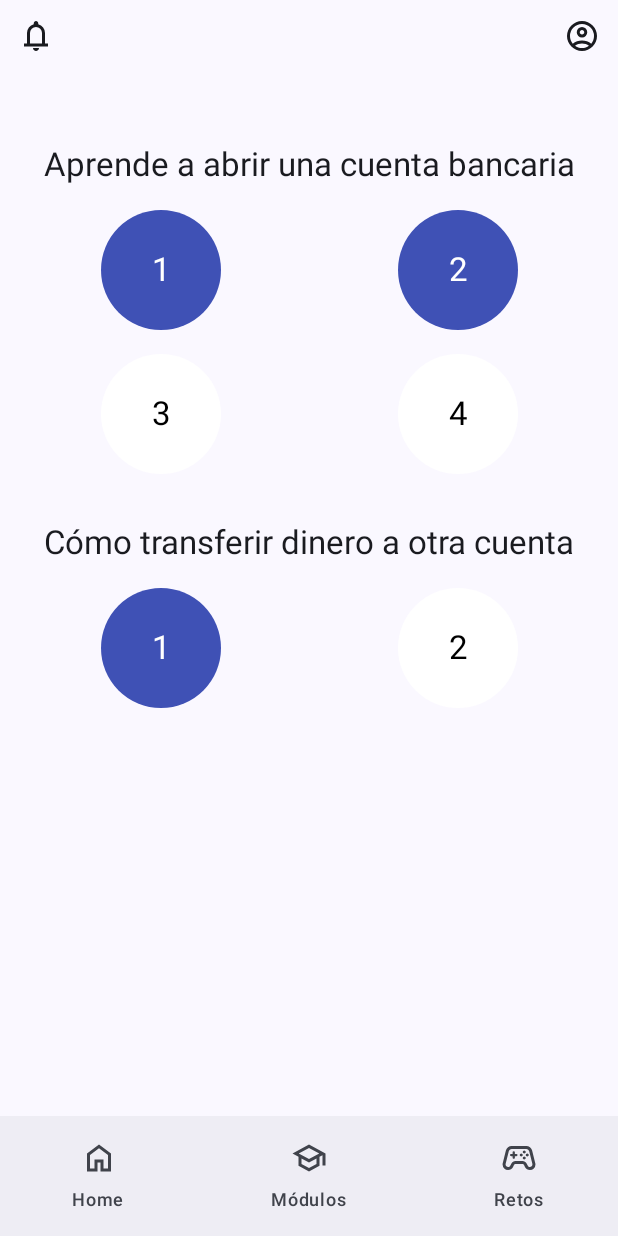
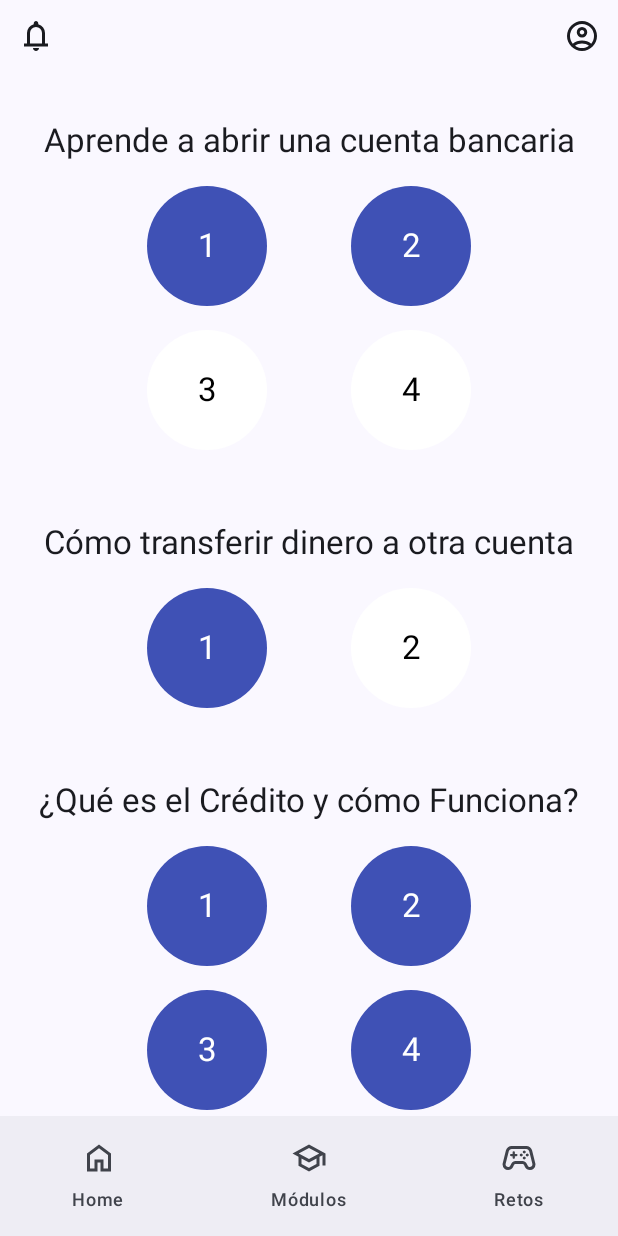
Before and after one commit to bnhdez/WalletWise, an Android app built with Jetpack Compose: the ModulesScreen screen opened through its navigation route, on a phone screen of 412 x 824 dp. Run offline under Robolectric (Android 15) with nearby library versions, the phone set to English and light mode, and no system bars.

Commit message:
modulo agregado

```diff
--- a/app/src/main/java/com/example/walletwise/ui/screens/ModulesScreen.kt
+++ b/app/src/main/java/com/example/walletwise/ui/screens/ModulesScreen.kt
@@ -9,8 +9,7 @@ import androidx.compose.ui.Modifier
 import androidx.compose.ui.graphics.Color
 import androidx.compose.ui.text.style.TextAlign
 import androidx.compose.ui.unit.dp
-import androidx.compose.foundation.lazy.grid.GridCells
-import androidx.compose.foundation.lazy.grid.LazyVerticalGrid
+import androidx.compose.foundation.lazy.LazyColumn
 import androidx.compose.ui.tooling.preview.Preview
 import androidx.navigation.NavHostController
 import androidx.navigation.compose.rememberNavController
@@ -22,49 +21,57 @@ fun ModulesScreen(navController: NavHostController, modifier: Modifier = Modifie
     Scaffold(
         topBar = { Header(navController) }
     ) { padding ->
-        Column(
+        LazyColumn(
             modifier = Modifier
                 .fillMaxSize()
                 .padding(padding)
                 .padding(horizontal = 16.dp, vertical = 32.dp),
             horizontalAlignment = Alignment.CenterHorizontally
         ) {
-            Spacer(modifier = Modifier.height(16.dp))
+            item {
+                SectionHeader("Aprende a abrir una cuenta bancaria")
+                RowGrid(items = listOf("1" to Color(0xFF3F51B5), "2" to Color(0xFF3F51B5), "3" to Color.White, "4" to Color.White))
+                Spacer(modifier = Modifier.height(32.dp))
 
-            Text(
-                text = "Aprende a abrir una cuenta bancaria",
-                style = MaterialTheme.typography.titleLarge,
-                modifier = Modifier.padding(bottom = 16.dp)
-            )
+                SectionHeader("Cómo transferir dinero a otra cuenta")
+                RowGrid(items = listOf("1" to Color(0xFF3F51B5), "2" to Color.White))
+                Spacer(modifier = Modifier.height(32.dp))
 
-            LazyVerticalGrid(
-                columns = GridCells.Fixed(2),
-                horizontalArrangement = Arrangement.spacedBy(16.dp),
-                verticalArrangement = Arrangement.spacedBy(16.dp),
-                modifier = Modifier.fillMaxWidth()
-            ) {
-                item { CircleGridItem("1", Color(0xFF3F51B5)) }
-                item { CircleGridItem("2", Color(0xFF3F51B5)) }
-                item { CircleGridItem("3", Color.White) }
-                item { CircleGridItem("4", Color.White) }
+                SectionHeader("¿Qué es el Crédito y cómo Funciona?")
+                RowGrid(items = listOf("1" to Color(0xFF3F51B5), "2" to Color(0xFF3F51B5), "3" to Color(0xFF3F51B5), "4" to Color(0xFF3F51B5), "5" to Color.White))
+                Spacer(modifier = Modifier.height(32.dp))
             }
+        }
+    }
+}
 
-            Spacer(modifier = Modifier.height(32.dp))
+@Composable
+fun SectionHeader(title: String) {
+    Text(
+        text = title,
+        style = MaterialTheme.typography.titleLarge,
+        modifier = Modifier.padding(bottom = 16.dp)
+    )
+}
 
-            Text(
-                text = "Cómo transferir dinero a otra cuenta",
-                style = MaterialTheme.typography.titleLarge,
-                modifier = Modifier.padding(bottom = 16.dp)
-            )
-
-            LazyVerticalGrid(
-                columns = GridCells.Fixed(2),
-                horizontalArrangement = Arrangement.spacedBy(16.dp),
-                verticalArrangement = Arrangement.spacedBy(16.dp),
-                modifier = Modifier.fillMaxWidth()
-            ) {
-                item { CircleGridItem("1", Color(0xFF3F51B5)) }
-                item { CircleGridItem("2", Color.White) }
+@Composable
+fun RowGrid(items: List<Pair<String, Color>>) {
+    items.chunked(2).forEach { rowItems ->
+        Row(
+            horizontalArrangement = Arrangement.Center,
+            modifier = Modifier
+                .fillMaxWidth()
+                .padding(bottom = 16.dp)
+        ) {
+            rowItems.forEachIndexed { index, (number, color) ->
+                CircleGridItem(number, color)
+                // Agrega espacio solo entre los dos primeros elementos de cada fila
+                if (index < rowItems.size - 1) {
+                    Spacer(modifier = Modifier.width(56.dp)) // Ajusta el tamaño según el espacio deseado
+                }
+            }
+            if (rowItems.size == 1) {
+                Spacer(modifier = Modifier.size(80.dp)) // Espacio adicional para centrar
             }
         }
     }
@@ -72,7 +79,6 @@ fun ModulesScreen(navController: NavHostController, modifier: Modifier = Modifie
 
 @Composable
 fun CircleGridItem(number: String, backgroundColor: Color) {
-    // Este Box asegura el tamaño exacto y forma circular de cada botón
     Box(
         contentAlignment = Alignment.Center,
         modifier = Modifier.size(80.dp)  // Tamaño fijo cuadrado para cada botón
```
